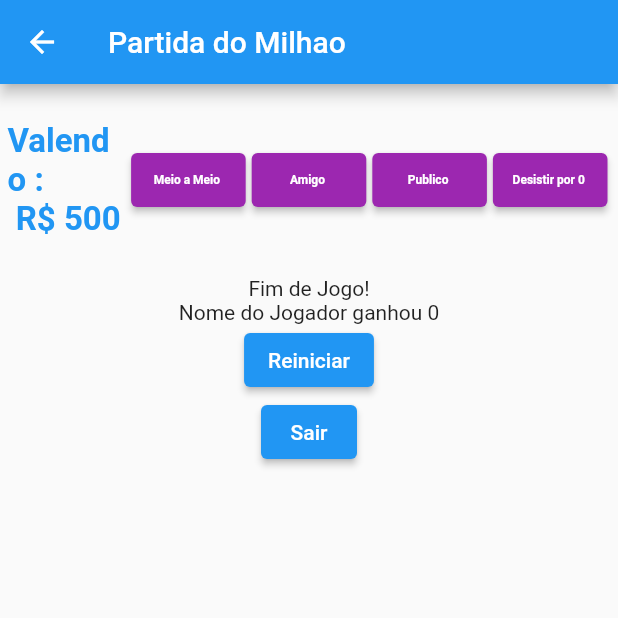
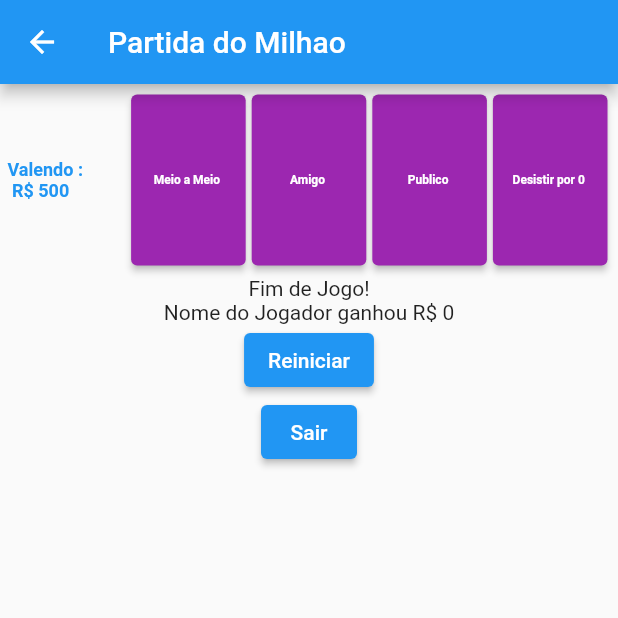
Before and after one commit to tommymolto/infnetdomilhao, a Flutter app: the screen it shows after launch, after a tap on "Jogar", on a phone screen of 412 x 824 dp, the top half of it. Run offline on Flutter 3.47's test engine with Material 2 defaults, Android fonts, the phone set to English and light mode, and no system bars; our stand-ins replace charts_flutter, equatable, floor, shared_preferences, sqflite; accounts and stored records are empty; generated files the repository leaves out were written again.

Commit message:
aula 8 ao vivo

```diff
--- a/lib/pages/botao_jogador.dart
+++ b/lib/pages/botao_jogador.dart
@@ -22,6 +22,8 @@ class BotaoJogador extends StatelessWidget {
               }: null,
               child: Text(texto),
               style: ElevatedButton.styleFrom(
+                minimumSize: Size.fromWidth(MediaQuery.of(context).size.width * 0.3),
+                //maximumSize: Size.fromHeight(MediaQuery.of(context).size.height * 0.3),
                 primary: Colors.purple,
                 padding: const EdgeInsets.all(10.0),
                 textStyle: const TextStyle(
--- /dev/null
+++ b/lib/pages/fim_jogo.dart
@@ -0,0 +1,48 @@
+import 'package:flutter/cupertino.dart';
+import 'package:flutter/material.dart';
+
+import 'jogo.dart';
+
+class FimJogo extends StatelessWidget {
+  final String nomeJogador;
+  final int pontuacao;
+  final Function onResetClick;
+
+  const FimJogo(
+      {Key? key, required this.nomeJogador, required this.pontuacao, required this.onResetClick})
+      : super(key: key);
+
+  @override
+  Widget build(BuildContext context) {
+    // TODO: implement build
+    return Center(
+        child: Column(
+          children: [
+            Text('Fim de Jogo!'),
+            Text(
+                '$nomeJogador ganhou R\$ $pontuacao'),
+            SizedBox(
+              child: ElevatedButton(
+                onPressed: () {
+                onResetClick;
+                },
+                  child: Text('Reiniciar')
+
+              ),
+            ),
+            SizedBox(
+              child: ElevatedButton(
+                onPressed: () {
+                  Navigator.pop(
+                      context,
+                      MaterialPageRoute(
+                          builder: (context) => const Jogo()));
+                },
+                child: Text('Sair'),
+              ),
+            ),
+          ],
+        ));
+  }
+
+}
--- a/lib/pages/jogo.dart
+++ b/lib/pages/jogo.dart
@@ -42,11 +42,24 @@ class _JogoState extends State<Jogo> {
           title: const Text('Infnet do Milhao'),
           backgroundColor: Colors.blue ,
         ),
-        body:  Column(
+        body:  SingleChildScrollView(
+          child: Column(
             mainAxisAlignment: MainAxisAlignment.center,
             crossAxisAlignment: CrossAxisAlignment.center,
             children: [
-            Image.asset('showdomilhao.png'),
+              Container(
+                constraints: BoxConstraints(
+                  maxHeight: MediaQuery.of(context).size.height * 0.3
+                ),
+                //height: MediaQuery.of(context).size.height * 0.5,
+                child: FittedBox(
+                  child: Image.asset('showdomilhao.png',
+                    fit: BoxFit.fitHeight,),
+
+                ),
+              )
+
+              ,
               Padding(padding: EdgeInsets.all(3.0),
                 child:
                 TextField(
@@ -88,6 +101,7 @@ class _JogoState extends State<Jogo> {
               )
             ],
           ),
+        ),
       )
     ;
   }
--- a/lib/pages/partida.dart
+++ b/lib/pages/partida.dart
@@ -14,6 +14,7 @@ import '../DAO/ranking_dao.dart';
 import '../main.dart';
 import '../models/resposta_model.dart';
 import 'botao_jogador.dart';
+import 'fim_jogo.dart';
 import 'jogo.dart';
 
 enum TipoModal { Publico, Amigo }
@@ -50,69 +51,63 @@ class _PartidaState extends State<Partida> {
     final ctl = context.watch<PartidaController>();
 
     final _indicePergunta = ctl.indicePergunta;
-    // TODO: implement build
-    return Scaffold(
-        appBar: AppBar(
-          title: const Text('Partida do Milhao'),
-        ),
-        body: Column(
-          children: [
-            Expanded(
-                child: Padding(
-                    padding: const EdgeInsets.all(5.0),
-                    child: Row(
-                      children: [
+    final sentido = MediaQuery.of(context).orientation;
+    final filhos = [
       Expanded(
           child: Text(
             'Valendo :\n R\$ ${ctl.pontuacao[ctl.indicePergunta].valor}',
             style: const TextStyle(
-                                fontSize: 22,
+              fontSize: 12,
               fontWeight: FontWeight.bold,
               color: Colors.blue,
             ),
           ),
           flex: 1),
       BotaoJogador(
-                          enabled: ctl.ajudas.contains(Ajudas.MeioAMeio)
-                              ? true
-                              : false,
+        enabled: ctl.ajudas.contains(Ajudas.MeioAMeio) ? true : false,
         texto: 'Meio a Meio ',
         onClick: _clickMeioAMeio,
       ),
       BotaoJogador(
-                            enabled: ctl.ajudas.contains(Ajudas.Amigo)
-                                ? true
-                                : false,
+          enabled: ctl.ajudas.contains(Ajudas.Amigo) ? true : false,
           texto: 'Amigo ',
           onClick: () {
-                              _mostrarModal(ctl.perguntas[ctl.indicePergunta],
-                                  TipoModal.Amigo, Ajudas.Amigo);
+            _mostrarModal(ctl.perguntas[ctl.indicePergunta], TipoModal.Amigo,
+                Ajudas.Amigo);
           }),
       BotaoJogador(
-                            enabled: ctl.ajudas.contains(Ajudas.Publico)
-                                ? true
-                                : false,
+          enabled: ctl.ajudas.contains(Ajudas.Publico) ? true : false,
           texto: 'Publico ',
           onClick: () {
-                              _mostrarModal(ctl.perguntas[ctl.indicePergunta],
-                                  TipoModal.Publico, Ajudas.Publico);
+            _mostrarModal(ctl.perguntas[ctl.indicePergunta], TipoModal.Publico,
+                Ajudas.Publico);
           }),
       BotaoJogador(
           enabled: true,
           texto:
               'Desistir por ${ctl.pontuacao[ctl.indicePergunta].portoSeguro} ',
           onClick: () {
-                              final nome =
-                                  sharedPrefs.getString('NomeJogador') ??
-                                      'Anonymous';
+            final nome = sharedPrefs.getString('NomeJogador') ?? 'Anonymous';
             _salvaFimDeJogo(
-                                  nome,
-                                  ctl.pontuacao[ctl.indicePergunta]
-                                      .portoSeguro);
-                            }),
-                      ],
-                    )),
-                flex: 1),
+                nome, ctl.pontuacao[ctl.indicePergunta].portoSeguro);
+          })
+    ];
+
+    ;
+    // TODO: implement build
+    return Scaffold(
+      appBar: AppBar(
+        title: const Text('Partida do Milhao'),
+      ),
+      body: sentido == Orientation.portrait
+          ? Column(children: [
+              Expanded(
+                  child: Padding(
+                      padding: const EdgeInsets.all(5.0),
+                      child: Row(
+                        children: filhos,
+                      )))
+            ,
         Expanded(
             child: (_indicePergunta < ctl.perguntas.length) && !_gameOver
                 ? Pergunta(
@@ -121,34 +116,34 @@ class _PartidaState extends State<Partida> {
               indice: ctl.indicePergunta,
               onClick: _onClicked,
             )
-                    : Center(
+                : FimJogo(
+              nomeJogador: sharedPrefs.getString('NomeJogador')!,
+              pontuacao: ctl.pontuacao[ctl.indicePergunta].portoSeguro,
+              onResetClick: _resetGame,
+            ),
+            flex: 5)])
+          : Row(children: [
+              Expanded(
+                  child: Padding(
+                      padding: const EdgeInsets.all(5.0),
                       child: Column(
-                        children: [
-                          Text('Fim de Jogo!'),
-                          Text(
-                              '${sharedPrefs.getString('NomeJogador')} ganhou ${ctl.pontuacao[ctl.indicePergunta].portoSeguro}'),
-                          SizedBox(
-                            child: ElevatedButton(
-                              onPressed: _resetGame,
-                              child: Text('Reiniciar'),
+                        children: filhos,
+                      )))
+            ,Expanded(
+            child: (_indicePergunta < ctl.perguntas.length) && !_gameOver
+                ? Pergunta(
+              pergunta: ctl.perguntas[_indicePergunta].pergunta,
+              respostas: ctl.perguntas[_indicePergunta].respostas,
+              indice: ctl.indicePergunta,
+              onClick: _onClicked,
+            )
+                : FimJogo(
+              nomeJogador: sharedPrefs.getString('NomeJogador')!,
+              pontuacao: ctl.pontuacao[ctl.indicePergunta].portoSeguro,
+              onResetClick: _resetGame,
             ),
-                          ),
-                          SizedBox(
-                            child: ElevatedButton(
-                              onPressed: () {
-                                Navigator.pop(
-                                    context,
-                                    MaterialPageRoute(
-                                        builder: (context) => const Jogo()));
-                              },
-                              child: Text('Sair'),
-                            ),
-                          ),
-                        ],
-                      )),
-                flex: 5),
-          ],
-        ));
+            flex: 5)]),
+    );
   }
 
   _resetGame() {
@@ -171,14 +166,14 @@ class _PartidaState extends State<Partida> {
             .add(valor);
         Provider.of<PartidaController>(context, listen: false).indicePergunta++;
       } else {
-        final nome =
-            sharedPrefs.getString('NomeJogador') ??
-                'Anonymous';
+        final nome = sharedPrefs.getString('NomeJogador') ?? 'Anonymous';
         _salvaFimDeJogo(
             nome,
-            Provider.of<PartidaController>(context, listen: false).pontuacao[Provider.of<PartidaController>(context, listen: false).indicePergunta]
+            Provider.of<PartidaController>(context, listen: false)
+                .pontuacao[
+                    Provider.of<PartidaController>(context, listen: false)
+                        .indicePergunta]
                 .portoSeguro);
-
       }
 
       // print(Provider.of<PartidaController>(context, listen: false).indicePergunta);
```
Lines whose indentation alone changed are shown as unchanged.
